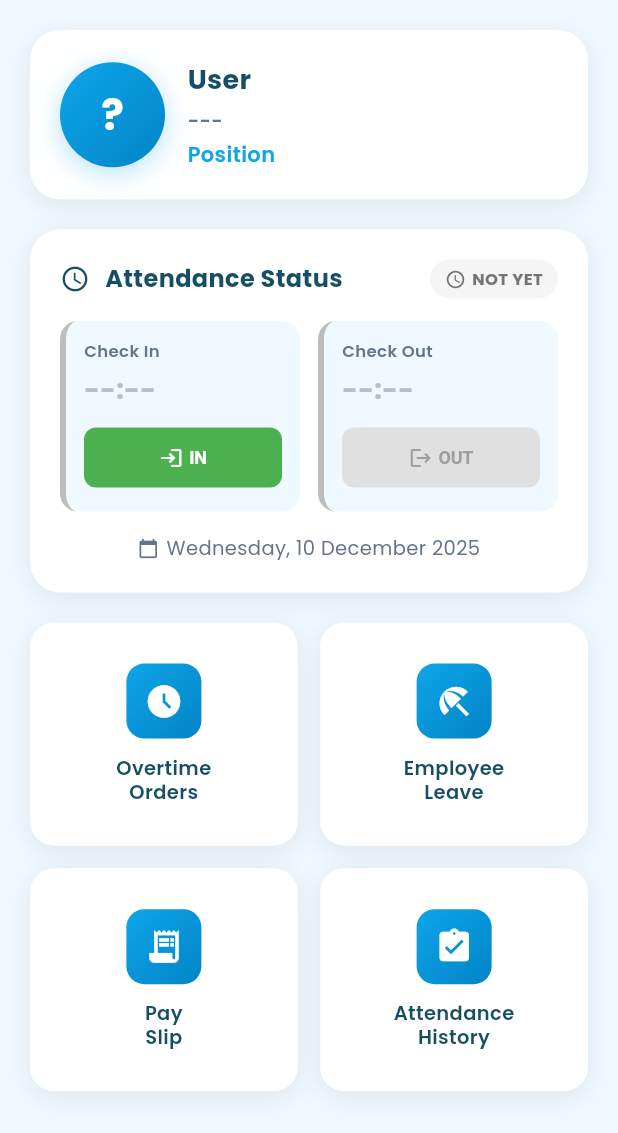
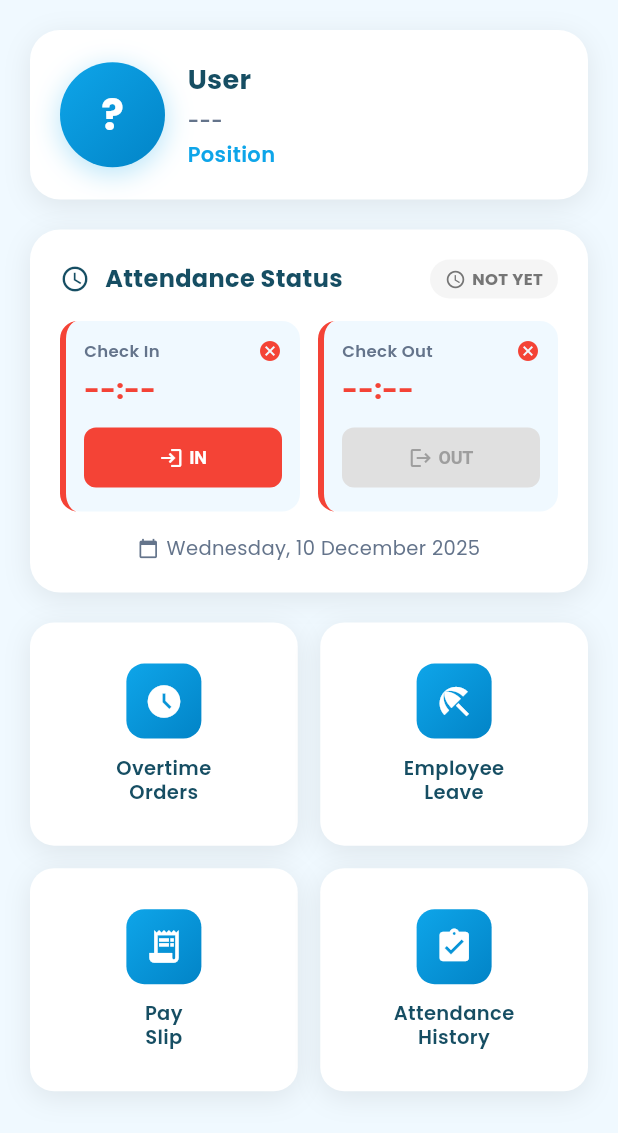
Before and after one commit to rzqkurniawan/hris-asuka, a Flutter app: the HomePage screen opened directly, on a phone screen of 412 x 824 dp. Shown: the top 1133 px of the screen. Run offline on Flutter 3.47's test engine with Material 3 defaults, Android fonts, the phone set to English and light mode, and no system bars; our stand-ins replace another_flushbar, cached_network_image, camera, device_info_plus, dio, flutter_animate and 8 more; missing offline and left inert: google_mlkit_face_detection; accounts and stored records are empty; network calls fail.

Commit message:
feat(mobile): update attendance status colors based on check status
- Red color when check in/out not yet done (--:--)
- Green color when check in/out already completed
- Icon changes: cancel icon (red) vs check_circle icon (green)
- Button color also reflects the status

🤖 Generated with [Claude Code](https://claude.com/claude-code)

Co-Authored-By: Claude Opus 4.5 <noreply@anthropic.com>

```diff
--- a/frontend/lib/widgets/attendance_status_box.dart
+++ b/frontend/lib/widgets/attendance_status_box.dart
@@ -314,7 +314,6 @@ class _AttendanceStatusBoxState extends State<AttendanceStatusBox> {
                         time: _todayStatus?.checkIn?.time ?? '--:--',
                         location: _todayStatus?.checkIn?.location,
                         canAction: _todayStatus?.canCheckIn ?? true,
-                        actionColor: Colors.green,
                         onTap: () => _checkLocationAndProceed('check_in'),
                       ),
                     ),
@@ -325,7 +324,6 @@ class _AttendanceStatusBoxState extends State<AttendanceStatusBox> {
                         time: _todayStatus?.checkOut?.time ?? '--:--',
                         location: _todayStatus?.checkOut?.location,
                         canAction: _todayStatus?.canCheckOut ?? false,
-                        actionColor: Colors.blue,
                         onTap: () => _checkLocationAndProceed('check_out'),
                       ),
                     ),
@@ -377,10 +375,11 @@ class _AttendanceStatusBoxState extends State<AttendanceStatusBox> {
     required String time,
     String? location,
     required bool canAction,
-    required Color actionColor,
     required VoidCallback onTap,
   }) {
     final hasTime = time != '--:--';
+    // Color based on status: green if has time, red if no time
+    final statusColor = hasTime ? Colors.green : Colors.red;
 
     return Container(
       padding: const EdgeInsets.all(12),
@@ -389,7 +388,7 @@ class _AttendanceStatusBoxState extends State<AttendanceStatusBox> {
         borderRadius: BorderRadius.circular(12),
         border: Border(
           left: BorderSide(
-            color: hasTime ? actionColor : Colors.grey[400]!,
+            color: statusColor,
             width: 4,
           ),
         ),
@@ -410,12 +409,11 @@ class _AttendanceStatusBoxState extends State<AttendanceStatusBox> {
                       : AppColors.textSecondaryLight,
                 ),
               ),
-              if (hasTime)
-                Icon(
-                  Icons.check_circle,
-                  size: 16,
-                  color: actionColor,
-                ),
+              Icon(
+                hasTime ? Icons.check_circle : Icons.cancel,
+                size: 16,
+                color: statusColor,
+              ),
             ],
           ),
           const SizedBox(height: 5),
@@ -424,9 +422,7 @@ class _AttendanceStatusBoxState extends State<AttendanceStatusBox> {
             style: TextStyle(
               fontSize: 18,
               fontWeight: FontWeight.bold,
-              color: hasTime
-                  ? actionColor
-                  : (widget.isDarkMode ? Colors.grey[500] : Colors.grey[400]),
+              color: statusColor,
             ),
           ),
           if (location != null && hasTime) ...[
@@ -448,7 +444,7 @@ class _AttendanceStatusBoxState extends State<AttendanceStatusBox> {
             child: ElevatedButton(
               onPressed: canAction && !_isCheckingLocation ? onTap : null,
               style: ElevatedButton.styleFrom(
-                backgroundColor: actionColor,
+                backgroundColor: statusColor,
                 foregroundColor: Colors.white,
                 disabledBackgroundColor: Colors.grey[300],
                 disabledForegroundColor: Colors.grey[500],
```
